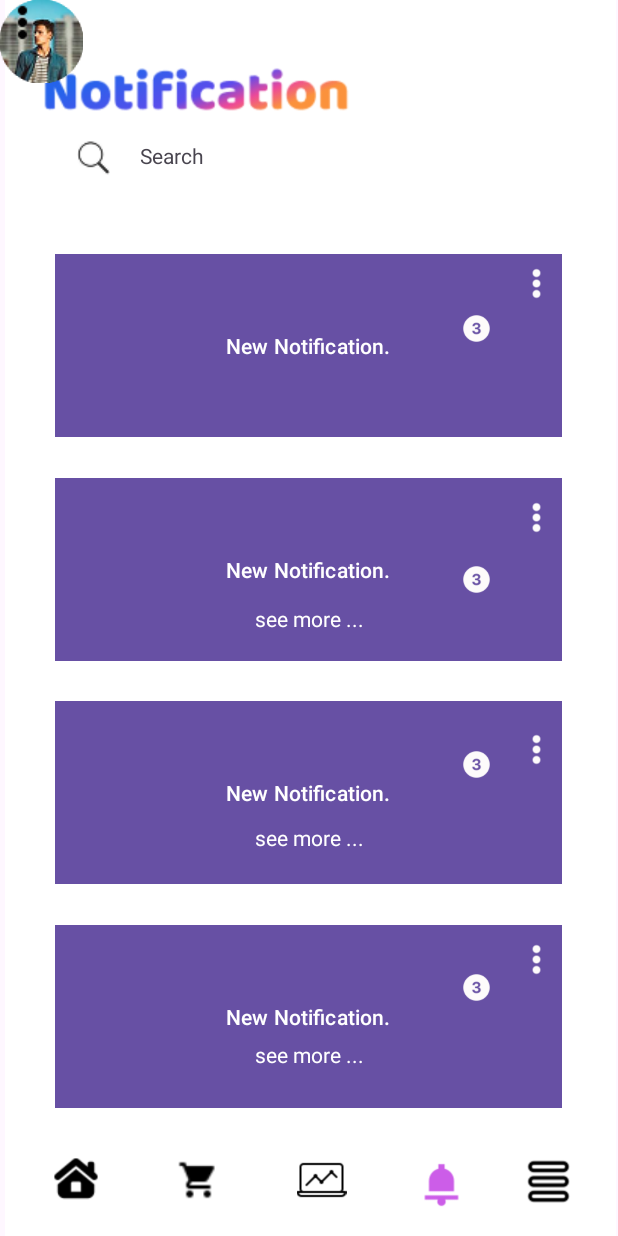
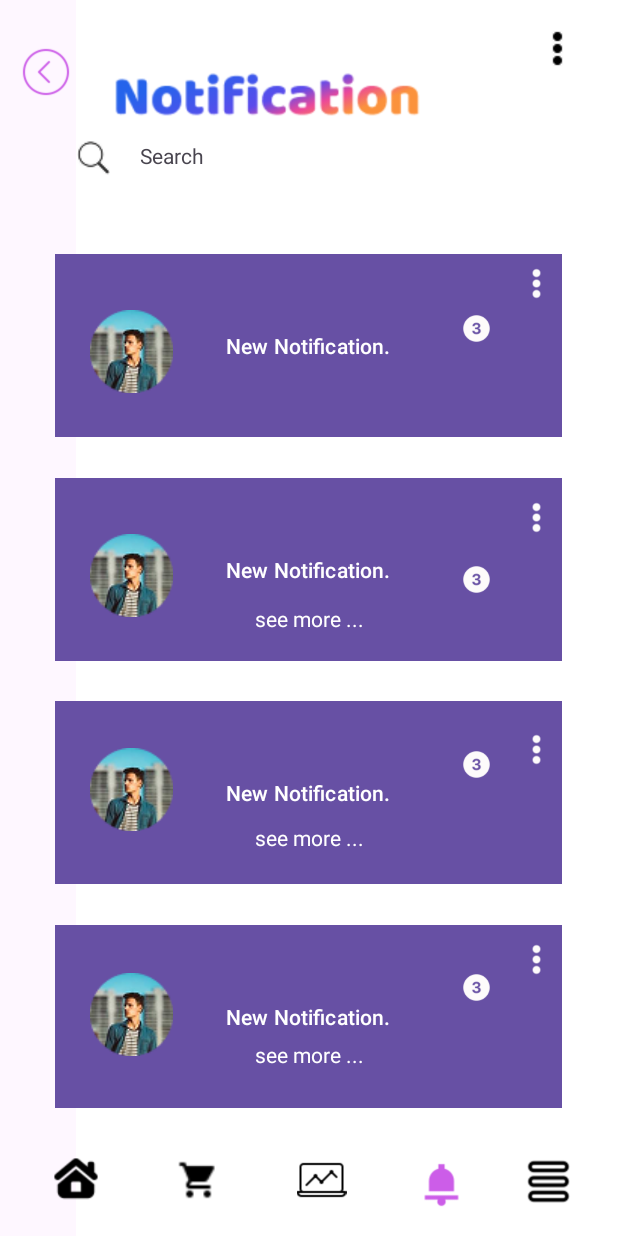
Before and after one commit to SahanRansika/AutoCare-Test, an Android app: the layout fuel_notification.xml on its own in the app's theme, with its tools: preview values and no code run, on a phone screen of 412 x 824 dp. Run offline under Robolectric (Android 15) with nearby library versions, the phone set to English and light mode, and no system bars.

Commit message:
speed.xml file added & notification image response & back button added.

```diff
--- a/app/src/main/java/com/example/hellojava/MainActivity.java
+++ b/app/src/main/java/com/example/hellojava/MainActivity.java
@@ -7,6 +7,6 @@ public class MainActivity extends AppCompatActivity {
     @Override
     protected void onCreate(Bundle savedInstanceState) {
         super.onCreate(savedInstanceState);
-        setContentView(R.layout.activity_main);
+        setContentView(R.layout.engin);
     }
 }
--- a/app/src/main/res/layout/fuel_notification.xml
+++ b/app/src/main/res/layout/fuel_notification.xml
@@ -11,9 +11,10 @@
         android:layout_height="886dp"
         app:layout_constraintBottom_toBottomOf="parent"
         app:layout_constraintEnd_toEndOf="parent"
+        app:layout_constraintHorizontal_bias="0.293"
         app:layout_constraintStart_toStartOf="parent"
         app:layout_constraintTop_toTopOf="parent"
-        app:layout_constraintVertical_bias="0.258"
+        app:layout_constraintVertical_bias="0.2"
         app:srcCompat="@drawable/fuel_notification" />
 
     <TextView
@@ -150,37 +151,53 @@
         android:id="@+id/imageView22"
         android:layout_width="wrap_content"
         android:layout_height="wrap_content"
+        app:layout_constraintBottom_toBottomOf="parent"
+        app:layout_constraintEnd_toEndOf="parent"
+        app:layout_constraintHorizontal_bias="0.168"
+        app:layout_constraintStart_toStartOf="parent"
+        app:layout_constraintTop_toTopOf="parent"
+        app:layout_constraintVertical_bias="0.269"
         app:srcCompat="@drawable/download__6_"
-        tools:layout_editor_absoluteX="73dp"
-        tools:layout_editor_absoluteY="182dp"
         tools:ignore="MissingConstraints" />
 
     <ImageView
         android:id="@+id/imageView24"
         android:layout_width="wrap_content"
         android:layout_height="wrap_content"
+        app:layout_constraintBottom_toBottomOf="parent"
+        app:layout_constraintEnd_toEndOf="parent"
+        app:layout_constraintHorizontal_bias="0.168"
+        app:layout_constraintStart_toStartOf="parent"
+        app:layout_constraintTop_toTopOf="parent"
+        app:layout_constraintVertical_bias="0.463"
         app:srcCompat="@drawable/download__6_"
-        tools:ignore="MissingConstraints"
-        tools:layout_editor_absoluteX="73dp"
-        tools:layout_editor_absoluteY="320dp" />
+        tools:ignore="MissingConstraints" />
 
     <ImageView
         android:id="@+id/imageView35"
         android:layout_width="wrap_content"
         android:layout_height="wrap_content"
+        app:layout_constraintBottom_toBottomOf="parent"
+        app:layout_constraintEnd_toEndOf="parent"
+        app:layout_constraintHorizontal_bias="0.168"
+        app:layout_constraintStart_toStartOf="parent"
+        app:layout_constraintTop_toTopOf="parent"
+        app:layout_constraintVertical_bias="0.649"
         app:srcCompat="@drawable/download__6_"
-        tools:ignore="MissingConstraints"
-        tools:layout_editor_absoluteX="73dp"
-        tools:layout_editor_absoluteY="450dp" />
+        tools:ignore="MissingConstraints" />
 
     <ImageView
         android:id="@+id/imageView37"
         android:layout_width="wrap_content"
         android:layout_height="wrap_content"
+        app:layout_constraintBottom_toBottomOf="parent"
+        app:layout_constraintEnd_toEndOf="parent"
+        app:layout_constraintHorizontal_bias="0.168"
+        app:layout_constraintStart_toStartOf="parent"
+        app:layout_constraintTop_toTopOf="parent"
+        app:layout_constraintVertical_bias="0.844"
         app:srcCompat="@drawable/download__6_"
-        tools:ignore="MissingConstraints"
-        tools:layout_editor_absoluteX="73dp"
-        tools:layout_editor_absoluteY="571dp" />
+        tools:ignore="MissingConstraints" />
 
     <ImageView
         android:id="@+id/imgAlert01"
@@ -234,9 +251,13 @@
         android:id="@+id/imageView41"
         android:layout_width="wrap_content"
         android:layout_height="wrap_content"
+        app:layout_constraintBottom_toBottomOf="parent"
+        app:layout_constraintEnd_toEndOf="parent"
+        app:layout_constraintHorizontal_bias="0.934"
+        app:layout_constraintStart_toStartOf="parent"
+        app:layout_constraintTop_toTopOf="parent"
+        app:layout_constraintVertical_bias="0.022"
         app:srcCompat="@drawable/menu_vertical"
-        tools:layout_editor_absoluteX="344dp"
-        tools:layout_editor_absoluteY="27dp"
         tools:ignore="MissingConstraints" />
 
     <ImageView
@@ -347,5 +368,17 @@
         app:layout_constraintVertical_bias="0.971"
         app:srcCompat="@drawable/icons8_shopping_cart_24" />
 
+    <ImageView
+        android:id="@+id/imageView55"
+        android:layout_width="40dp"
+        android:layout_height="33dp"
+        app:layout_constraintBottom_toBottomOf="parent"
+        app:layout_constraintEnd_toEndOf="parent"
+        app:layout_constraintHorizontal_bias="0.029"
+        app:layout_constraintStart_toStartOf="parent"
+        app:layout_constraintTop_toTopOf="parent"
+        app:layout_constraintVertical_bias="0.04"
+        app:srcCompat="@drawable/icons8_back_50" />
+
 
 </androidx.constraintlayout.widget.ConstraintLayout>
```
Also changed, not shown: app/src/main/res/layout/engin.xml (+13 -0 lines), app/src/main/res/layout/fuel_chargin_battery.xml (+13 -0 lines), app/src/main/res/layout/fuel_setting.xml (+12 -0 lines), app/src/main/res/layout/login.xml (+12 -0 lines), app/src/main/res/layout/menu.xml (+12 -0 lines), app/src/main/res/layout/recovery_slide.xml (+12 -0 lines), app/src/main/res/layout/signup.xml (+12 -0 lines), app/src/main/res/layout/speed.xml (added, +357 -0 lines), app/src/main/res/drawable/icons8_back_50.png (added), app/src/main/res/drawable/image_87.png (added), 49 other files.
